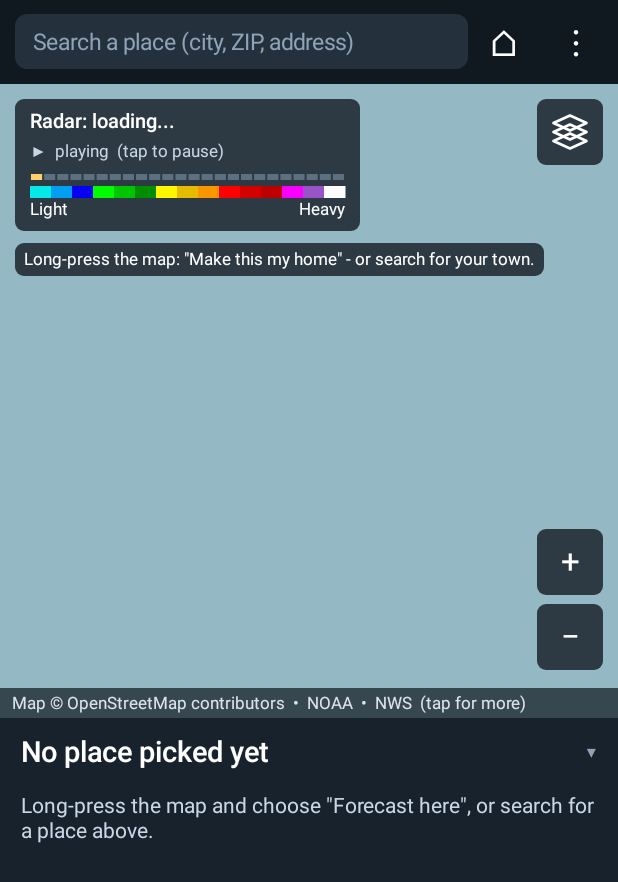
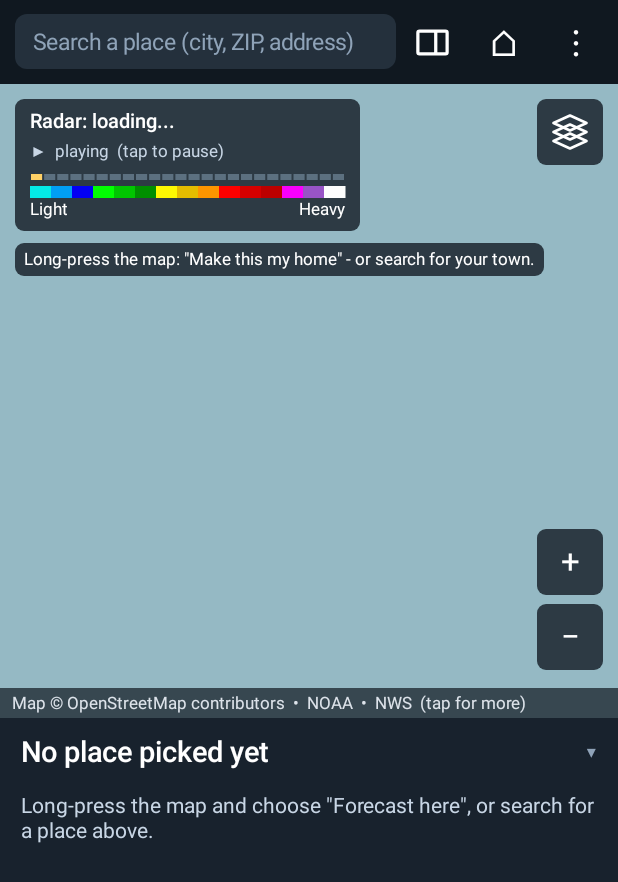
Before and after one commit to ferrellsl/WxRadar, an Android app: the screen it shows after launch (MainActivity), on a phone screen of 412 x 824 dp. Shown: the top 882 px of the screen. Run offline under Robolectric (Android 15) with nearby library versions, the phone set to English and light mode, and no system bars.

Commit message:
Android: resizable forecast panel, show/hide button, release key script
On wide screens a handle between the map and the forecast drags the panel
narrower or wider (remembered); dragged nearly off, it hides. A panel
button in the top bar hides or shows the forecast on any screen.
make-key.ps1 makes the release signing key outside the repository.

Co-Authored-By: Claude Opus 5.5 <noreply@anthropic.com>

```diff
--- a/android/app/src/main/java/com/ferrellsl/wxradar/MainActivity.java
+++ b/android/app/src/main/java/com/ferrellsl/wxradar/MainActivity.java
@@ -42,7 +42,8 @@ public final class MainActivity extends Activity implements MapView.Listener {
     // the panel's colors (as the Windows app's)
     static final int PANEL = 0xFF18222D, BAR = 0xFF101820, TEXT = 0xFFC8D6E5, DIM = 0xFF8FA3B8, WHITE = 0xFFFFFFFF,
             RULE = 0xFF33475B, RAIN = 0xFF7FC8FF, ERROR = 0xFFFFB4A2, NIGHT = 0xFFB8C6D6;
-    static final int PANEL_DP = 360;
+    static final int PANEL_DP = 360;              // the panel's width at first (wide screens)
+    static final int PANEL_MIN_DP = 240, MAP_MIN_DP = 280;
 
     private Weather wx;
     private MapView mapView;
@@ -52,7 +53,10 @@ public final class MainActivity extends Activity implements MapView.Listener {
     private LinearLayout root, content, panel, header, body;
     private ScrollView bodyScroll;
     private TextView chevron;
-    private boolean wide, panelOpen;
+    private boolean wide, panelOpen, panelHidden;
+    private int panelWidthDp;
+    private View divider;
+    private android.widget.ImageView panelButton;
 
     // the point the forecast is for
     private final Weather.Place picked = new Weather.Place();
@@ -68,6 +72,8 @@ public final class MainActivity extends Activity implements MapView.Listener {
         wx = Weather.get(this);
         SharedPreferences p = wx.prefs();
         panelOpen = p.getBoolean("panelOpen", true);
+        panelHidden = p.getBoolean("panelHidden", false);
+        panelWidthDp = p.getInt("panelWidth", PANEL_DP);
 
         root = new LinearLayout(this);
         root.setOrientation(LinearLayout.VERTICAL);
@@ -105,6 +111,14 @@ public final class MainActivity extends Activity implements MapView.Listener {
             return false;
         });
         bar.addView(search, new LinearLayout.LayoutParams(0, ViewGroup.LayoutParams.WRAP_CONTENT, 1));
+        panelButton = new android.widget.ImageView(this);
+        panelButton.setImageResource(R.drawable.ic_panel);
+        panelButton.setScaleType(android.widget.ImageView.ScaleType.CENTER);
+        TypedValue ripple = new TypedValue();
+        getTheme().resolveAttribute(android.R.attr.selectableItemBackgroundBorderless, ripple, true);
+        panelButton.setBackgroundResource(ripple.resourceId);
+        panelButton.setOnClickListener(v -> setPanelHidden(!panelHidden));
+        bar.addView(panelButton, new LinearLayout.LayoutParams(px(48), px(44)));
         TextView homeButton = barButton("⌂", "Go home");
         homeButton.setOnClickListener(v -> goHome());
         bar.addView(homeButton);
@@ -142,6 +156,7 @@ public final class MainActivity extends Activity implements MapView.Listener {
         bodyScroll.addView(body, new ScrollView.LayoutParams(ViewGroup.LayoutParams.MATCH_PARENT, ViewGroup.LayoutParams.WRAP_CONTENT));
         panel.addView(bodyScroll, new LinearLayout.LayoutParams(ViewGroup.LayoutParams.MATCH_PARENT, 0, 1));
 
+        divider = new PanelDivider(this);
         content = new LinearLayout(this);
         root.addView(content, new LinearLayout.LayoutParams(ViewGroup.LayoutParams.MATCH_PARENT, 0, 1));
         content.addOnLayoutChangeListener((v, l, t, r, b, ol, ot, or, ob) -> {
@@ -239,21 +254,102 @@ public final class MainActivity extends Activity implements MapView.Listener {
             content.setOrientation(wide ? LinearLayout.HORIZONTAL : LinearLayout.VERTICAL);
             if (wide) {
                 content.addView(mapFrame, new LinearLayout.LayoutParams(0, ViewGroup.LayoutParams.MATCH_PARENT, 1));
+                content.addView(divider, new LinearLayout.LayoutParams(px(14), ViewGroup.LayoutParams.MATCH_PARENT));
                 content.addView(panel, new LinearLayout.LayoutParams(px(PANEL_DP), ViewGroup.LayoutParams.MATCH_PARENT));
             } else {
                 content.addView(mapFrame, new LinearLayout.LayoutParams(ViewGroup.LayoutParams.MATCH_PARENT, 0, 1));
                 content.addView(panel, new LinearLayout.LayoutParams(ViewGroup.LayoutParams.MATCH_PARENT, ViewGroup.LayoutParams.WRAP_CONTENT));
             }
         }
+        panel.setVisibility(panelHidden ? View.GONE : View.VISIBLE);
+        divider.setVisibility(wide && !panelHidden ? View.VISIBLE : View.GONE);
+        panelButton.setAlpha(panelHidden ? 0.55f : 1f);
+        panelButton.setContentDescription(panelHidden ? "Show the forecast" : "Hide the forecast");
+        LinearLayout.LayoutParams lp = (LinearLayout.LayoutParams) panel.getLayoutParams();
         if (!wide) {
-            LinearLayout.LayoutParams lp = (LinearLayout.LayoutParams) panel.getLayoutParams();
             lp.height = panelOpen ? Math.round(h * 0.45f) : ViewGroup.LayoutParams.WRAP_CONTENT;
-            panel.setLayoutParams(lp);
             bodyScroll.setVisibility(panelOpen ? View.VISIBLE : View.GONE);
         } else {
+            lp.width = clampPanel(px(panelWidthDp), w);
             bodyScroll.setVisibility(View.VISIBLE);
         }
+        panel.setLayoutParams(lp);
         fillHeader();
+    }
+
+    /** A panel width that leaves the map room (wide screens). */
+    private int clampPanel(int widthPx, int contentPx) {
+        int most = Math.max(px(PANEL_MIN_DP), contentPx - px(14) - px(MAP_MIN_DP));
+        return Math.max(px(PANEL_MIN_DP), Math.min(most, widthPx));
+    }
+
+    /** The forecast panel away (the map takes the whole width) or back. */
+    private void setPanelHidden(boolean hidden) {
+        panelHidden = hidden;
+        wx.prefs().edit().putBoolean("panelHidden", hidden).apply();
+        layoutPanel();
+    }
+
+    /** The panel back, open, to show a forecast just asked for. */
+    private void showPanel() {
+        if (!panelHidden && (wide || panelOpen)) return;
+        panelOpen = true;
+        wx.prefs().edit().putBoolean("panelOpen", true).apply();
+        setPanelHidden(false);
+    }
+
+    /**
+     * The handle between the map and the panel (wide screens): drag it to make the panel
+     * narrower or wider; dragged almost to the edge, the panel goes away (the top bar's
+     * panel button brings it back).
+     */
+    private final class PanelDivider extends View {
+        private final android.graphics.Paint grip = new android.graphics.Paint(android.graphics.Paint.ANTI_ALIAS_FLAG);
+        private boolean dragging;
+
+        PanelDivider(Context c) {
+            super(c);
+            setBackgroundColor(0xFF0B1118);
+            setContentDescription("Drag to resize the forecast");
+        }
+
+        @Override protected void onDraw(android.graphics.Canvas c) {
+            float x = getWidth() / 2f, y = getHeight() / 2f;
+            grip.setColor(dragging ? 0xFF2E86DE : 0xFF5C7080);
+            c.drawRoundRect(x - dp(2), y - dp(22), x + dp(2), y + dp(22), dp(2), dp(2), grip);
+        }
+
+        @Override public boolean onTouchEvent(android.view.MotionEvent e) {
+            int[] at = new int[2];
+            content.getLocationOnScreen(at);
+            int right = at[0] + content.getWidth();
+            int width = Math.round(right - e.getRawX() - getWidth() / 2f);
+            switch (e.getActionMasked()) {
+                case android.view.MotionEvent.ACTION_DOWN:
+                    dragging = true;
+                    getParent().requestDisallowInterceptTouchEvent(true);
+                    invalidate();
+                    return true;
+                case android.view.MotionEvent.ACTION_MOVE: {
+                    LinearLayout.LayoutParams lp = (LinearLayout.LayoutParams) panel.getLayoutParams();
+                    lp.width = clampPanel(width, content.getWidth());
+                    panel.setLayoutParams(lp);
+                    return true;
+                }
+                case android.view.MotionEvent.ACTION_UP:
+                case android.view.MotionEvent.ACTION_CANCEL:
+                    dragging = false;
+                    invalidate();
+                    if (e.getActionMasked() == android.view.MotionEvent.ACTION_UP && width < px(PANEL_MIN_DP) - px(60)) {
+                        setPanelHidden(true);      // (dragged nearly off: away; its width stays as it was)
+                        return true;
+                    }
+                    panelWidthDp = Math.round(panel.getLayoutParams().width / getResources().getDisplayMetrics().density);
+                    wx.prefs().edit().putInt("panelWidth", panelWidthDp).apply();
+                    return true;
+            }
+            return super.onTouchEvent(e);
+        }
     }
 
     // ------------------------------------------------------------- the panel
@@ -460,7 +556,7 @@ public final class MainActivity extends Activity implements MapView.Listener {
             mapView.map.status = "";
             mapView.map.centerOn(lat, lon, Math.max(mapView.map.zoom, 9.0));
             loadForecast(lat, lon, "");
-            if (!wide && !panelOpen) { panelOpen = true; layoutPanel(); }
+            showPanel();
         });
     }
 
@@ -491,7 +587,7 @@ public final class MainActivity extends Activity implements MapView.Listener {
         switch (item.getItemId()) {
             case CMD_FORECAST_HERE:
                 loadForecast(menuLat, menuLon, "");
-                if (!wide && !panelOpen) { panelOpen = true; layoutPanel(); }
+                showPanel();
                 break;
             case CMD_HOME_HERE:
                 wx.setHome(menuLat, menuLon, "");
--- /dev/null
+++ b/android/app/src/main/res/drawable/ic_panel.xml
@@ -0,0 +1,7 @@
+<?xml version="1.0" encoding="utf-8"?>
+<!-- the forecast panel: a window with its right part filled -->
+<vector xmlns:android="http://schemas.android.com/apk/res/android"
+    android:width="26dp" android:height="26dp" android:viewportWidth="24" android:viewportHeight="24">
+    <path android:fillColor="#FFFFFFFF"
+        android:pathData="M4,4h16a2,2 0,0 1,2 2v12a2,2 0,0 1,-2 2H4a2,2 0,0 1,-2 -2V6a2,2 0,0 1,2 -2zM4,6v12h9V6H4zM15,6v12h5V6h-5z" />
+</vector>
```
Also changed, not shown: 3 other files.
